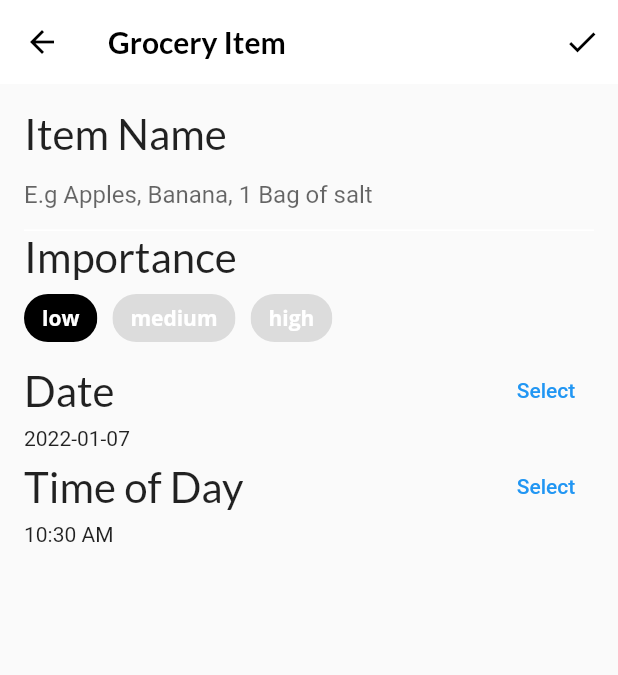
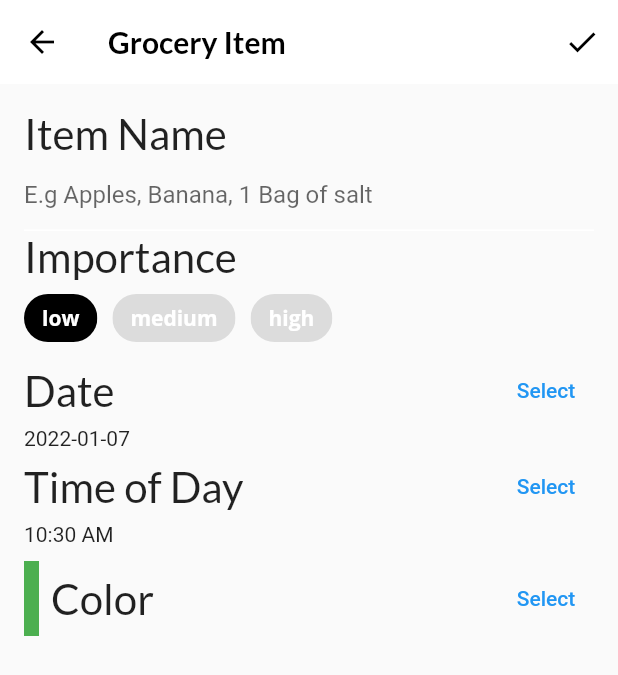
Before and after one commit to chawatvish/flutter_apprentice_book, a Flutter app: the screen it shows after launch, item 3 of the bottom bar chosen, after a tap on the "add" icon, on a phone screen of 412 x 824 dp. Shown: the top 675 px of the screen. Run offline on Flutter 3.47's test engine with Material 2 defaults, Android fonts, the phone set to English and light mode, and no system bars; our stand-ins replace flutter_colorpicker, google_fonts; project files that could hold a hidden picture were left out.

Commit message:
Added color picker

```diff
--- a/04-interactive-widgets/project/lib/screens/grocery_item_screen.dart
+++ b/04-interactive-widgets/project/lib/screens/grocery_item_screen.dart
@@ -1,4 +1,5 @@
 import 'package:flutter/material.dart';
+import 'package:flutter_colorpicker/flutter_colorpicker.dart';
 import 'package:google_fonts/google_fonts.dart';
 import 'package:intl/intl.dart';
 
@@ -86,7 +87,8 @@ class _GroceryItemScreenState extends State<GroceryItemScreen> {
             buildImportanceField(),
             buildDateField(context),
             buildTimeField(context),
-            // TODO 17: Add color picker
+            const SizedBox(height: 10.0),
+            buildColorPicker(context),
             // TODO 18: Add slider
             // TODO: 19: Add Grocery Tile
           ],
@@ -242,7 +244,54 @@ class _GroceryItemScreenState extends State<GroceryItemScreen> {
     );
   }
 
-  // TODO: Add buildColorPicker()
+  Widget buildColorPicker(BuildContext context) {
+    return Row(
+      mainAxisAlignment: MainAxisAlignment.spaceBetween,
+      children: [
+        Row(
+          children: [
+            Container(
+              height: 50.0,
+              width: 10.0,
+              color: _currentColor,
+            ),
+            const SizedBox(width: 8.0),
+            Text(
+              'Color',
+              style: GoogleFonts.lato(fontSize: 28.0),
+            ),
+          ],
+        ),
+        TextButton(
+          child: const Text('Select'),
+          onPressed: () {
+            showDialog(
+              context: context,
+              builder: (context) {
+                return AlertDialog(
+                  content: BlockPicker(
+                      pickerColor: Colors.white,
+                      onColorChanged: (color) {
+                        setState(() {
+                          _currentColor = color;
+                        });
+                      }),
+                  actions: [
+                    TextButton(
+                      child: const Text('Save'),
+                      onPressed: () {
+                        Navigator.of(context).pop();
+                      },
+                    )
+                  ],
+                );
+              },
+            );
+          },
+        ),
+      ],
+    );
+  }
 
   // TODO: Add buildQuantityField()
 
```
